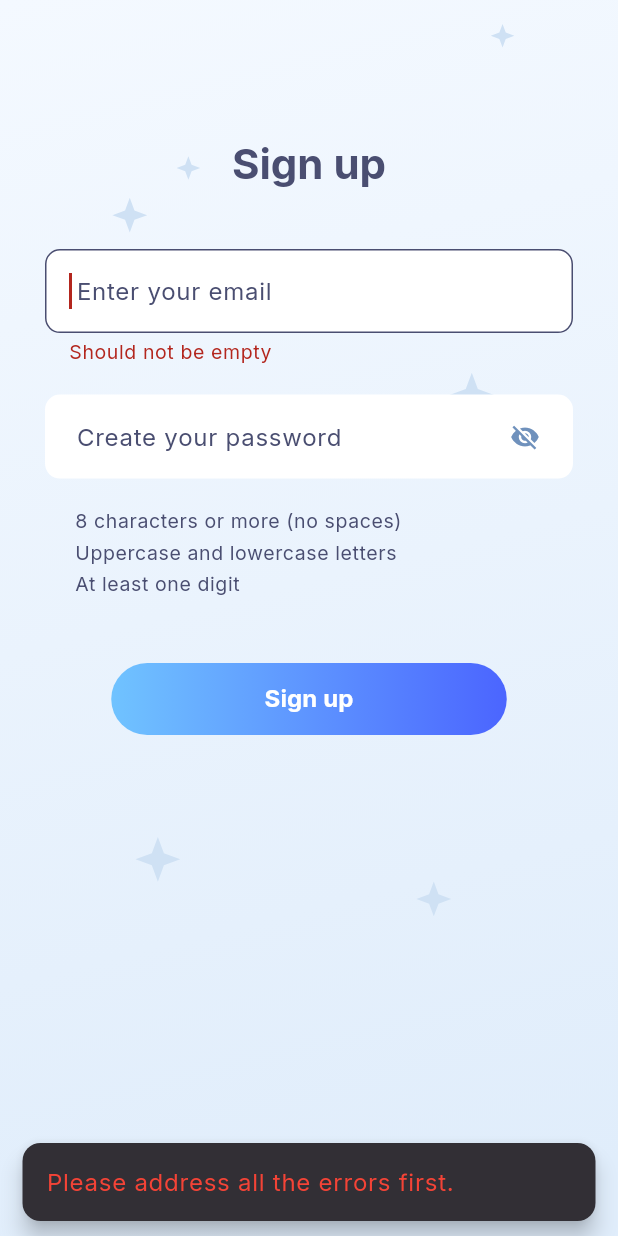
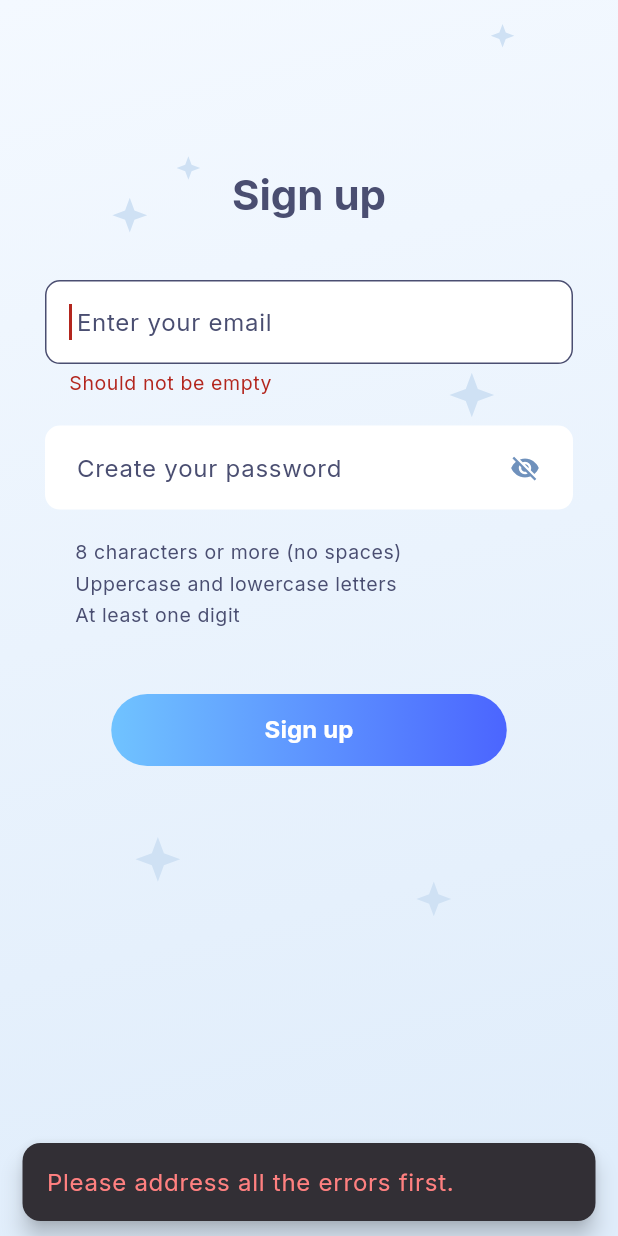
Before and after one commit to zSoNz/clario_test_task, a Flutter app: the SignUpScreen screen opened directly with empty values, after a tap on "Sign up", on a phone screen of 412 x 824 dp. Run offline on Flutter 3.47's test engine with Material 3 defaults, Android fonts, the phone set to English and light mode, and no system bars; our stand-ins replace auto_route, flutter_platform_widgets, flutter_svg, google_fonts, rxdart; generated files the repository leaves out were written again.

Commit message:
Small UI improvements for web.

```diff
--- a/lib/consts/constants.dart
+++ b/lib/consts/constants.dart
@@ -1,3 +1,4 @@
 abstract class Constants {
   static const String appName = 'Clario Test Task';
+  static const double webMaxWidth = 400;
 }
--- /dev/null
+++ b/lib/ui/auth_flow/sign_up_screen/models/web_container.dart
@@ -0,0 +1,22 @@
+import 'package:clario_test_task/consts/constants.dart';
+import 'package:flutter/material.dart';
+import 'package:flutter/foundation.dart' show kIsWeb;
+
+class WebContainer extends StatelessWidget {
+  final Widget child;
+
+  const WebContainer({super.key, required this.child});
+
+  @override
+  Widget build(BuildContext context) {
+    if (!kIsWeb) {
+      return child;
+    }
+    return Center(
+      child: SizedBox(
+        width: Constants.webMaxWidth,
+        child: child,
+      ),
+    );
+  }
+}
--- a/lib/ui/auth_flow/sign_up_screen/sign_up_screen.dart
+++ b/lib/ui/auth_flow/sign_up_screen/sign_up_screen.dart
@@ -1,6 +1,7 @@
 import 'package:auto_route/auto_route.dart';
 import 'package:clario_test_task/consts/colors.dart';
 import 'package:clario_test_task/ui/auth_flow/sign_up_screen/models/sign_up_validation_rule.dart';
+import 'package:clario_test_task/ui/auth_flow/sign_up_screen/models/web_container.dart';
 import 'package:clario_test_task/ui/auth_flow/sign_up_screen/sign_up_screen_view_model.dart';
 import 'package:clario_test_task/ui/auth_flow/widgets/auth_background_container.dart';
 import 'package:clario_test_task/ui/auth_flow/widgets/auth_text_field_decoration.dart';
@@ -22,23 +23,36 @@ class _SignUpScreenState extends State<SignUpScreen> {
   @override
   Widget build(BuildContext context) {
     return Scaffold(
-      body: AuthBackgroundContainer(child: _body()),
+      body: AuthBackgroundContainer(
+        child: _body(),
+      ),
     );
   }
 
   Widget _body() {
-    return Column(
+    final double() = MediaQuery.of(context).size.height;
+
+    return WebContainer(
+      child: SingleChildScrollView(
+        child: Stack(children: [
+          Align(
+            alignment: Alignment.center,
+            heightFactor: 1.56,
+            child: Column(
+              mainAxisAlignment: MainAxisAlignment.center,
               children: [
-        const Spacer(flex: 3),
                 _header(),
-        const SizedBox(height: 40),
+                const SizedBox(height: 40, width: double.infinity),
                 _form(),
                 const SizedBox(height: 20),
                 _validationRules(),
                 const SizedBox(height: 40),
                 _continueButton(),
-        const Spacer(flex: 11),
               ],
+            ),
+          ),
+        ]),
+      ),
     );
   }
 
--- a/lib/ui/auth_flow/sign_up_screen/sign_up_screen_view_model.dart
+++ b/lib/ui/auth_flow/sign_up_screen/sign_up_screen_view_model.dart
@@ -1,3 +1,4 @@
+import 'package:clario_test_task/consts/colors.dart';
 import 'package:clario_test_task/helpers/routers/auto_app_router.dart';
 import 'package:clario_test_task/ui/auth_flow/sign_up_screen/models/sign_up_validation_rule.dart';
 import 'package:flutter/material.dart';
@@ -58,7 +59,8 @@ class SignUpScreenViewModel {
 
     final isSuccess = isValide == true && isPasswordValid;
     final text = isSuccess ? l10n?.success : l10n?.fix_all_errors;
-    final color = isSuccess ? Colors.green : Colors.red;
+    final color =
+        isSuccess ? ColorConstants.statesSuccess : ColorConstants.statesError;
 
     final snack = SnackBar(
       content: Text(
```
Lines whose indentation alone changed are shown as unchanged.
